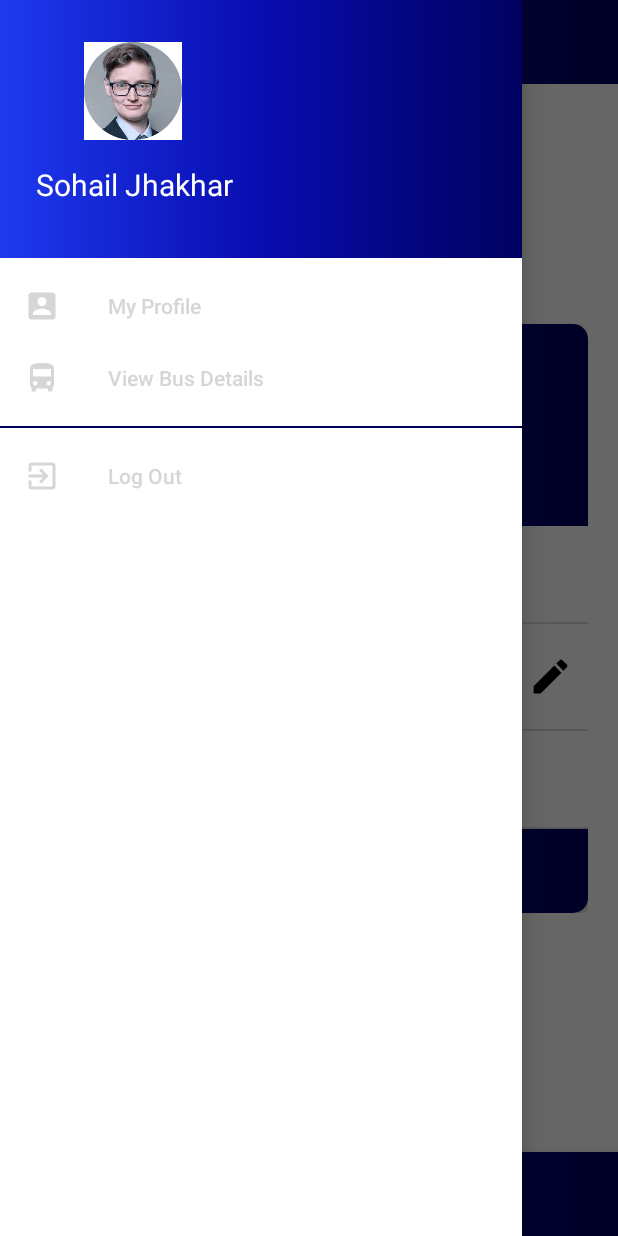
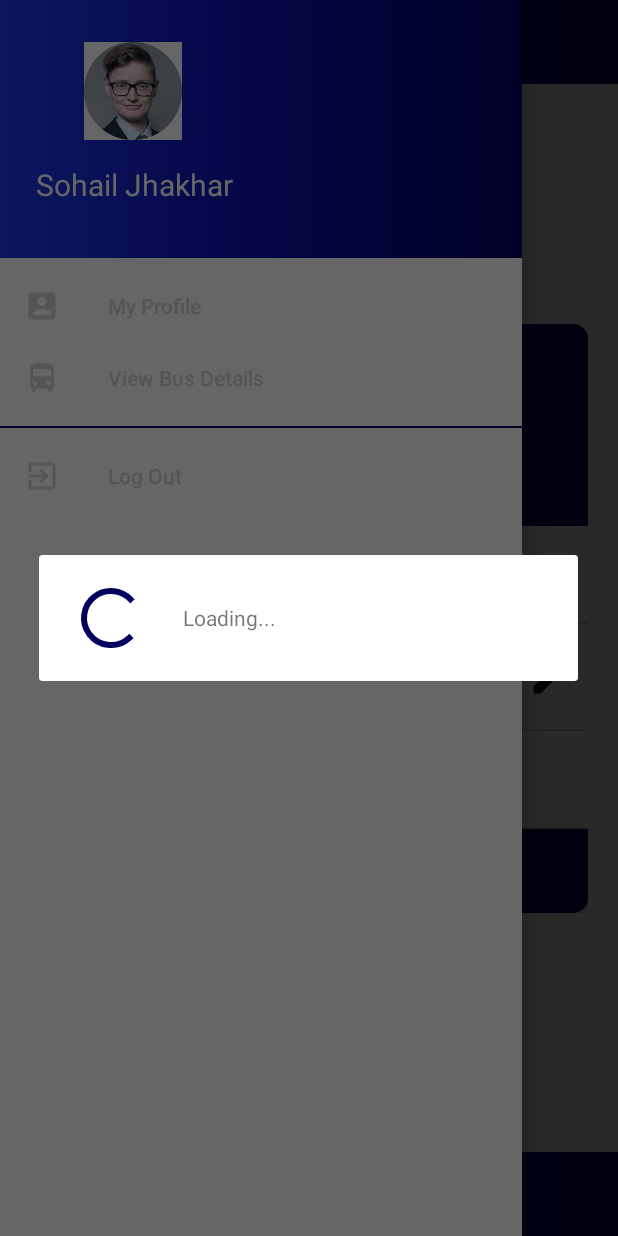
Before and after one commit to g-track/GTrack, an Android app: the fragment parentProfileFragment placed in its activity, with the side drawer open, on a phone screen of 412 x 824 dp. Run offline under Robolectric (Android 15) with nearby library versions, the phone set to English and light mode, and no system bars; our stand-ins replace CircleImageView, Firebase (no records; nobody signed in at launch, a user with empty details on screens opened directly); libraries missing offline, so code that uses them is left out: com.github.ybq.android; plain views replace SpinKitView.

Commit message:
implementation of parent progressDilog

```diff
--- a/app/build.gradle
+++ b/app/build.gradle
@@ -37,6 +37,7 @@ dependencies {
 
     implementation 'com.google.android.gms:play-services-maps:16.1.0'
     implementation 'com.google.firebase:firebase-messaging:17.3.4'
+
     //implementation 'com.google.firebase:firebase-auth:16.0.5'
     testImplementation 'junit:junit:4.12'
     androidTestImplementation 'com.android.support.test:runner:1.0.2'
--- a/app/src/main/java/com/example/g_track/Activities/parentHome.java
+++ b/app/src/main/java/com/example/g_track/Activities/parentHome.java
@@ -1,5 +1,6 @@
 package com.example.g_track.Activities;
 
+import android.app.ProgressDialog;
 import android.os.Bundle;
 import android.support.annotation.NonNull;
 import android.support.design.widget.BottomNavigationView;
@@ -27,6 +28,7 @@ public class parentHome extends AppCompatActivity {
     private ActionBarDrawerToggle main_actionBarToggle;
     private BottomNavigationView main_parent_bottomNavigation;
     private ActionBar actionBar;
+    private ProgressDialog progressDialog;
 
     @Override
     protected void onCreate(Bundle savedInstanceState) {
--- a/app/src/main/java/com/example/g_track/Fragments/parentProfileFragment.java
+++ b/app/src/main/java/com/example/g_track/Fragments/parentProfileFragment.java
@@ -2,8 +2,10 @@ package com.example.g_track.Fragments;
 
 
 import android.app.AlertDialog;
+import android.app.ProgressDialog;
 import android.content.Intent;
 import android.os.Bundle;
+import android.os.Handler;
 import android.support.annotation.NonNull;
 import android.support.v4.app.Fragment;
 import android.text.Editable;
@@ -14,11 +16,13 @@ import android.view.ViewGroup;
 import android.widget.Button;
 import android.widget.EditText;
 import android.widget.ImageView;
+import android.widget.ProgressBar;
 import android.widget.TextView;
 
 import com.example.g_track.Model.Parent;
 import com.example.g_track.R;
 import com.example.g_track.Activities.parentForgetPassword;
+import com.github.ybq.android.spinkit.style.FadingCircle;
 import com.google.firebase.database.DataSnapshot;
 import com.google.firebase.database.DatabaseError;
 import com.google.firebase.database.DatabaseReference;
@@ -43,7 +47,8 @@ public class parentProfileFragment extends Fragment {
     private FirebaseDatabase database;
     private DatabaseReference parentRef;
     private String parentKey;
-
+    private ProgressBar progressBar;
+    private ProgressDialog progressDialog;
     public parentProfileFragment() {
         // Required empty public constructor
     }
@@ -53,6 +58,7 @@ public class parentProfileFragment extends Fragment {
                              Bundle savedInstanceState) {
         // Inflate the layout for this fragment
         View view =  inflater.inflate(R.layout.fragment_parent_profile, container, false);
+        //progressDialog.setProgressStyle(ProgressDialog.STYLE_SPINNER);
         initialization(view);
         btnEditPhone.setOnClickListener(new View.OnClickListener() {
             @Override
@@ -71,6 +77,9 @@ public class parentProfileFragment extends Fragment {
     }
 
     private void getDataFromFirebase() {
+        progressDialog = new ProgressDialog(getContext());
+        progressDialog.setMessage("Loading...");
+        progressDialog.show();
         parentRef.addValueEventListener(new ValueEventListener() {
             @Override
             public void onDataChange(@NonNull DataSnapshot dataSnapshot) {
@@ -82,9 +91,10 @@ public class parentProfileFragment extends Fragment {
                         parentCNIC.setText(parent.getParentCNIC());
                         phoneText.setText(parent.getParentPhoneNo());
                         parentChildID.setText(String.valueOf(parent.getChildStudentID()));
-
+                        progressDialog.dismiss();
                     }
                 }
+
             }
 
             @Override
@@ -92,6 +102,9 @@ public class parentProfileFragment extends Fragment {
 
             }
         });
+
+
+
     }
 
     public void updatePassword(View view){
@@ -110,6 +123,7 @@ public class parentProfileFragment extends Fragment {
         parentChildID = view.findViewById(R.id.parent_childid_textView);
         database = FirebaseDatabase.getInstance();
         parentRef = database.getReference("Parent");
+        //progressBar = view.findViewById(R.id.parent_profile_spin_kit);
     }
 
     public void updatePhone(View view){
--- a/app/src/main/java/com/example/g_track/Fragments/parentTrackBusFragment.java
+++ b/app/src/main/java/com/example/g_track/Fragments/parentTrackBusFragment.java
@@ -1,5 +1,6 @@
 
 package com.example.g_track.Fragments;
+import android.app.ProgressDialog;
 import android.os.Bundle;
 import android.support.annotation.NonNull;
 import android.support.v4.app.Fragment;
@@ -36,6 +37,7 @@ public class parentTrackBusFragment extends Fragment implements OnMapReadyCallba
     private DatabaseReference parentRef, studentRef, routeRef, busRef;
     private double latitude = 32.2500, longitude = 74.1667;
     private Marker mMarker;
+    private ProgressDialog progressDialog;
 
     public parentTrackBusFragment() {
         // Required empty public constructor
@@ -56,6 +58,9 @@ public class parentTrackBusFragment extends Fragment implements OnMapReadyCallba
     }
 
     private void getDataFromFirebaseForBusLocation() {
+        progressDialog = new ProgressDialog(getContext());
+        progressDialog.setMessage("Loading....");
+        progressDialog.show();
         parentRef.addValueEventListener(new ValueEventListener() {
             @Override
             public void onDataChange(@NonNull DataSnapshot dataSnapshot) {
@@ -86,6 +91,7 @@ public class parentTrackBusFragment extends Fragment implements OnMapReadyCallba
                                                                     latitude = bus.getBusLatitude();
                                                                     longitude = bus.getBusLongitude();
                                                                     updateBusLocationOnMap(latitude,longitude);
+
                                                                 }
                                                             }
                                                         }
@@ -97,6 +103,7 @@ public class parentTrackBusFragment extends Fragment implements OnMapReadyCallba
                                                     });
                                                     }
                                                 }
+                                                progressDialog.dismiss();
                                             }
 
                                             @Override
@@ -122,6 +129,8 @@ public class parentTrackBusFragment extends Fragment implements OnMapReadyCallba
 
             }
         });
+
+
     }
 
     private void updateBusLocationOnMap(double latitude, double longitude) {
--- a/app/src/main/res/layout/fragment_parent_profile.xml
+++ b/app/src/main/res/layout/fragment_parent_profile.xml
@@ -6,6 +6,9 @@
     android:layout_height="match_parent"
     android:background="@color/colorWhite"
     tools:context=".Fragments.parentProfileFragment">
+
+
+
 
     <!-- TODO: Update blank fragment layout -->
     <RelativeLayout
@@ -230,5 +233,21 @@
         </LinearLayout>
 
     </RelativeLayout>
+   <!-- <com.github.ybq.android.spinkit.SpinKitView
+        xmlns:app="http://schemas.android.com/apk/res-auto"
+        android:id="@+id/parent_profile_spin_kit"
+        style="@style/SpinKitView.Large.Circle"
+        android:layout_width="wrap_content"
+        android:layout_height="wrap_content"
+        android:elevation="10dp"
+        android:layout_gravity="center"
+        android:layout_marginStart="8dp"
+        android:layout_marginEnd="8dp"
+        android:layout_marginBottom="8dp"
+        app:SpinKit_Color="@color/colorAccent"
+        app:layout_constraintBottom_toBottomOf="@+id/parent_profile_relativeLayout"
+        app:layout_constraintEnd_toEndOf="parent"
+        app:layout_constraintStart_toStartOf="parent"
+        app:layout_constraintTop_toTopOf="@+id/parent_profile_relativeLayout" />-->
 
 </android.support.constraint.ConstraintLayout>
```
Also changed, not shown: app/src/main/AndroidManifest.xml (+6 -5 lines), app/src/main/java/com/example/g_track/Activities/parentViewBusDetails.java (+7 -0 lines), app/src/main/java/com/example/g_track/Fragments/parentTimeSettingFragment.java (+10 -0 lines).
